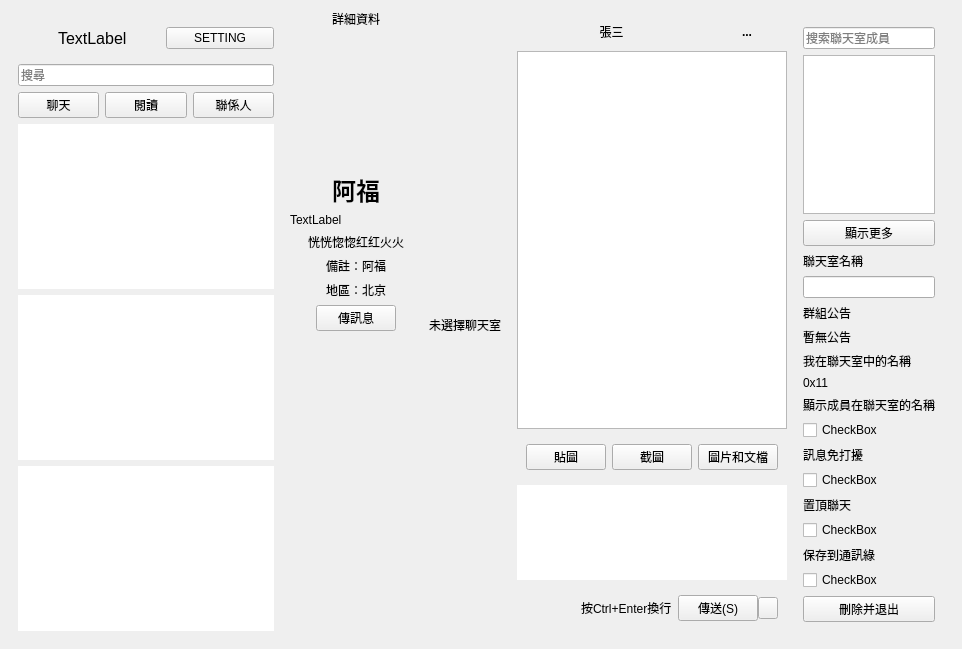
Old version of the form resource/ui/wechatwin-0.6.1.ui in the repository 0xzhaohx/wechat-qt5.
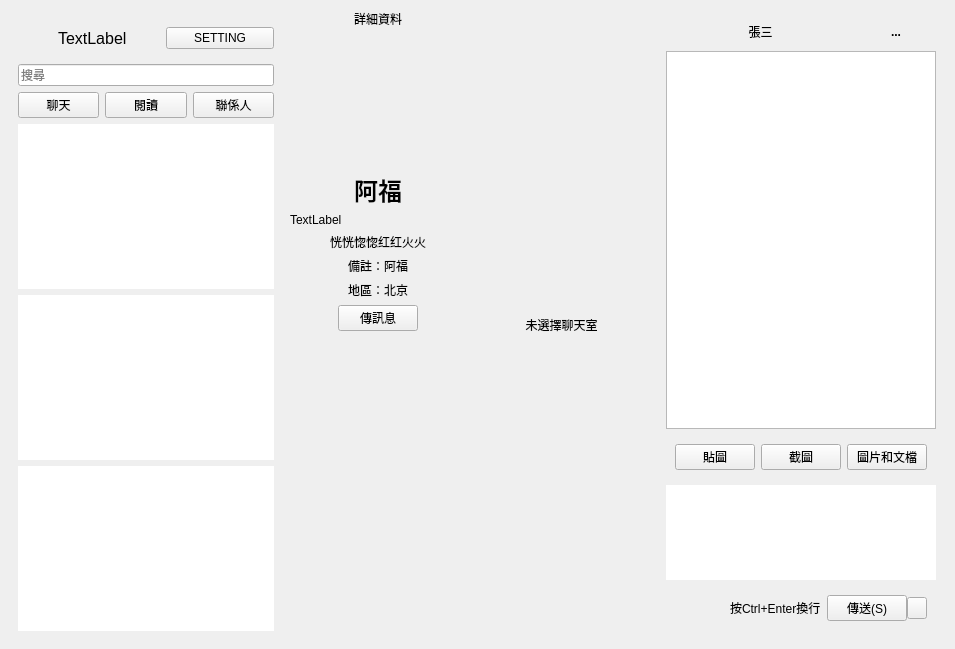
New version of the form.

Patch:
```diff
--- a/resource/ui/wechatwin-0.6.1.ui
+++ b/resource/ui/wechatwin-0.6.1.ui
@@ -656,143 +656,6 @@
             </layout>
            </widget>
           </item>
-          <item>
-           <widget class="QWidget" name="membersWidget" native="true">
-            <property name="maximumSize">
-             <size>
-              <width>220</width>
-              <height>16777215</height>
-             </size>
-            </property>
-            <layout class="QVBoxLayout" name="verticalLayout_5">
-             <item>
-              <layout class="QVBoxLayout" name="verticalLayout_4">
-               <item>
-                <widget class="QLineEdit" name="memberSearchh">
-                 <property name="text">
-                  <string/>
-                 </property>
-                 <property name="placeholderText">
-                  <string>搜索聯天室成員</string>
-                 </property>
-                </widget>
-               </item>
-               <item>
-                <widget class="QTableView" name="membersTable"/>
-               </item>
-               <item>
-                <widget class="QPushButton" name="detail">
-                 <property name="text">
-                  <string>顯示更多</string>
-                 </property>
-                </widget>
-               </item>
-               <item>
-                <widget class="QLabel" name="chatRoom">
-                 <property name="text">
-                  <string>聯天室名稱</string>
-                 </property>
-                </widget>
-               </item>
-               <item>
-                <widget class="QLineEdit" name="chatRootEdit"/>
-               </item>
-               <item>
-                <widget class="QLabel" name="label_3">
-                 <property name="text">
-                  <string>群組公告</string>
-                 </property>
-                </widget>
-               </item>
-               <item>
-                <widget class="QLabel" name="label_4">
-                 <property name="text">
-                  <string>暫無公告</string>
-                 </property>
-                </widget>
-               </item>
-               <item>
-                <widget class="QLabel" name="label_5">
-                 <property name="text">
-                  <string>我在聯天室中的名稱</string>
-                 </property>
-                </widget>
-               </item>
-               <item>
-                <widget class="QLabel" name="label_6">
-                 <property name="text">
-                  <string>0x11</string>
-                 </property>
-                </widget>
-               </item>
-               <item>
-                <widget class="QLabel" name="label_7">
-                 <property name="text">
-                  <string>顯示成員在聯天室的名稱</string>
-                 </property>
-                </widget>
-               </item>
-               <item>
-                <widget class="QCheckBox" name="checkBox">
-                 <property name="text">
-                  <string>CheckBox</string>
-                 </property>
-                </widget>
-               </item>
-               <item>
-                <widget class="QLabel" name="label_8">
-                 <property name="text">
-                  <string>訊息免打擾</string>
-                 </property>
-                </widget>
-               </item>
-               <item>
-                <widget class="QCheckBox" name="checkBox_2">
-                 <property name="text">
-                  <string>CheckBox</string>
-                 </property>
-                </widget>
-               </item>
-               <item>
-                <widget class="QLabel" name="label_9">
-                 <property name="text">
-                  <string>置頂聯天</string>
-                 </property>
-                </widget>
-               </item>
-               <item>
-                <widget class="QCheckBox" name="checkBox_3">
-                 <property name="text">
-                  <string>CheckBox</string>
-                 </property>
-                </widget>
-               </item>
-               <item>
-                <widget class="QLabel" name="label_10">
-                 <property name="text">
-                  <string>保存到通訊綠</string>
-                 </property>
-                </widget>
-               </item>
-               <item>
-                <widget class="QCheckBox" name="checkBox_4">
-                 <property name="text">
-                  <string>CheckBox</string>
-                 </property>
-                </widget>
-               </item>
-               <item>
-                <widget class="QPushButton" name="deleteAndExitButton">
-                 <property name="text">
-                  <string>刪除并退出</string>
-                 </property>
-                </widget>
-               </item>
-              </layout>
-             </item>
-            </layout>
-           </widget>
-          </item>
          </layout>
         </widget>
        </item>
```
Left out of the diff: 2 changed lines with no effect on the pictures.
